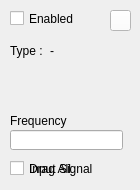
ElliotHarding/Logic-Gate-Simulator, file Update/Logic_Gate_Simulator/Dialogs/dlg_gateinfo.ui: the form before one commit.
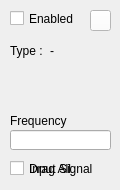
The form after the commit. Icons and pictures are not drawn.

What changed in the file:
```diff
--- a/Update/Logic_Gate_Simulator/Dialogs/dlg_gateinfo.ui
+++ b/Update/Logic_Gate_Simulator/Dialogs/dlg_gateinfo.ui
@@ -6,7 +6,7 @@
    <rect>
     <x>0</x>
     <y>0</y>
-    <width>140</width>
+    <width>120</width>
     <height>190</height>
    </rect>
   </property>
@@ -29,7 +29,7 @@
   <widget class="QPushButton" name="btn_DeleteGate">
    <property name="geometry">
     <rect>
-     <x>110</x>
+     <x>90</x>
      <y>10</y>
      <width>21</width>
      <height>21</height>
@@ -96,7 +96,7 @@
     <rect>
      <x>10</x>
      <y>130</y>
-     <width>113</width>
+     <width>101</width>
      <height>20</height>
     </rect>
    </property>
```
Left out of the diff: 4 changed lines with no effect on the pictures.
